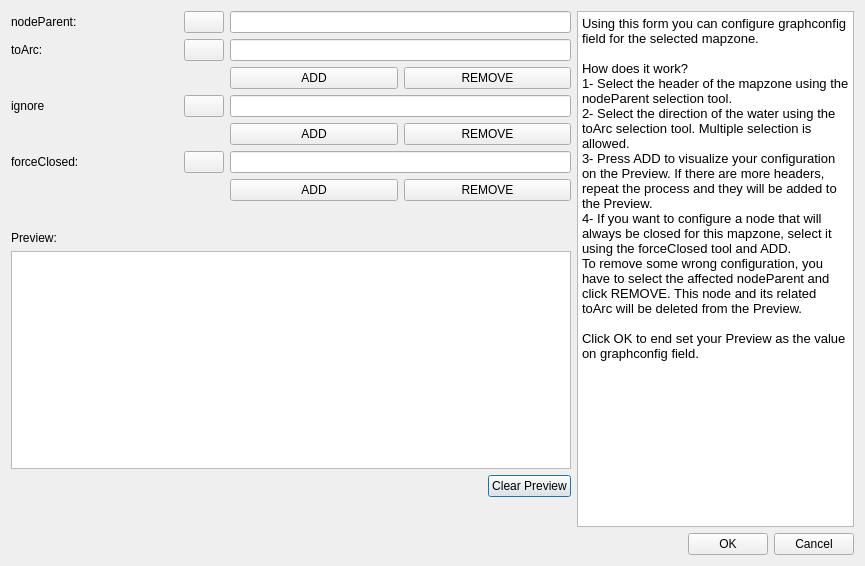
Giswater/giswater_qgis_plugin, file core/ui/toolbars/utilities/mapzone_config.ui: the form before one commit.
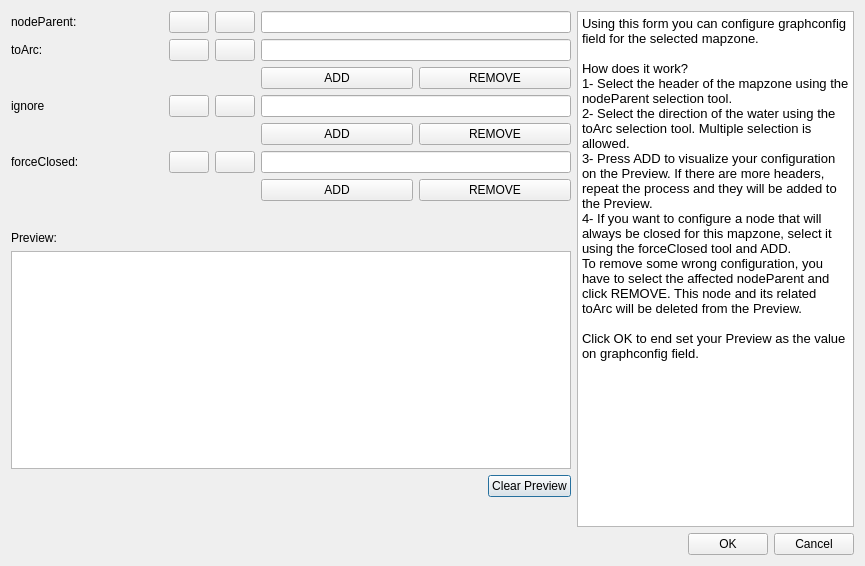
The form after the commit.

Commit message: feat(mapzones config): add button to select by expression

Patch:
```diff
--- a/core/ui/toolbars/utilities/mapzone_config.ui
+++ b/core/ui/toolbars/utilities/mapzone_config.ui
@@ -135,64 +135,24 @@
        </property>
       </widget>
      </item>
-     <item row="0" column="2" colspan="2">
-      <widget class="QLineEdit" name="txt_nodeParent">
-       <property name="readOnly">
-        <bool>false</bool>
-       </property>
-      </widget>
-     </item>
-     <item row="1" column="2" colspan="2">
-      <widget class="QLineEdit" name="txt_toArc">
-       <property name="readOnly">
-        <bool>true</bool>
-       </property>
-      </widget>
-     </item>
-     <item row="2" column="3">
-      <widget class="QPushButton" name="btn_remove_nodeParent">
-       <property name="text">
-        <string>REMOVE</string>
-       </property>
-      </widget>
-     </item>
-     <item row="2" column="2">
-      <widget class="QPushButton" name="btn_add_nodeParent">
+     <item row="6" column="3">
+      <widget class="QPushButton" name="btn_add_forceClosed">
        <property name="text">
         <string>ADD</string>
        </property>
       </widget>
      </item>
-     <item row="0" column="1">
-      <widget class="QPushButton" name="btn_snapping_nodeParent">
-       <property name="sizePolicy">
-        <sizepolicy hsizetype="Fixed" vsizetype="Fixed">
-         <horstretch>0</horstretch>
-         <verstretch>0</verstretch>
-        </sizepolicy>
-       </property>
+     <item row="6" column="4">
+      <widget class="QPushButton" name="btn_remove_forceClosed">
        <property name="text">
-        <string/>
+        <string>REMOVE</string>
        </property>
       </widget>
      </item>
-     <item row="1" column="1">
-      <widget class="QPushButton" name="btn_snapping_toArc">
-       <property name="sizePolicy">
-        <sizepolicy hsizetype="Fixed" vsizetype="Fixed">
-         <horstretch>0</horstretch>
-         <verstretch>0</verstretch>
-        </sizepolicy>
-       </property>
+     <item row="4" column="4">
+      <widget class="QPushButton" name="btn_remove_ignore">
        <property name="text">
-        <string/>
-       </property>
-      </widget>
-     </item>
-     <item row="3" column="0">
-      <widget class="QLabel" name="lbl_ignore">
-       <property name="text">
-        <string>ignore</string>
+        <string>REMOVE</string>
        </property>
       </widget>
      </item>
@@ -223,44 +183,136 @@
        </property>
       </widget>
      </item>
-     <item row="3" column="2" colspan="2">
+     <item row="3" column="3" colspan="2">
       <widget class="QLineEdit" name="txt_ignore"/>
      </item>
-     <item row="5" column="2" colspan="2">
-      <widget class="QLineEdit" name="txt_forceClosed">
-       <property name="readOnly">
-        <bool>true</bool>
-       </property>
-      </widget>
-     </item>
-     <item row="4" column="2">
-      <widget class="QPushButton" name="btn_add_ignore">
-       <property name="text">
-        <string>ADD</string>
-       </property>
-      </widget>
-     </item>
-     <item row="6" column="2">
-      <widget class="QPushButton" name="btn_add_forceClosed">
-       <property name="text">
-        <string>ADD</string>
-       </property>
-      </widget>
-     </item>
      <item row="4" column="3">
-      <widget class="QPushButton" name="btn_remove_ignore">
+      <widget class="QPushButton" name="btn_add_ignore">
        <property name="text">
-        <string>REMOVE</string>
+        <string>ADD</string>
        </property>
       </widget>
      </item>
-     <item row="6" column="3">
-      <widget class="QPushButton" name="btn_remove_forceClosed">
+     <item row="5" column="3" colspan="2">
+      <widget class="QLineEdit" name="txt_forceClosed">
+       <property name="readOnly">
+        <bool>true</bool>
+       </property>
+      </widget>
+     </item>
+     <item row="2" column="4">
+      <widget class="QPushButton" name="btn_remove_nodeParent">
        <property name="text">
         <string>REMOVE</string>
        </property>
       </widget>
      </item>
+     <item row="0" column="1">
+      <widget class="QPushButton" name="btn_snapping_nodeParent">
+       <property name="sizePolicy">
+        <sizepolicy hsizetype="Fixed" vsizetype="Fixed">
+         <horstretch>0</horstretch>
+         <verstretch>0</verstretch>
+        </sizepolicy>
+       </property>
+       <property name="text">
+        <string/>
+       </property>
+      </widget>
+     </item>
+     <item row="3" column="0">
+      <widget class="QLabel" name="lbl_ignore">
+       <property name="text">
+        <string>ignore</string>
+       </property>
+      </widget>
+     </item>
+     <item row="1" column="1">
+      <widget class="QPushButton" name="btn_snapping_toArc">
+       <property name="sizePolicy">
+        <sizepolicy hsizetype="Fixed" vsizetype="Fixed">
+         <horstretch>0</horstretch>
+         <verstretch>0</verstretch>
+        </sizepolicy>
+       </property>
+       <property name="text">
+        <string/>
+       </property>
+      </widget>
+     </item>
+     <item row="2" column="3">
+      <widget class="QPushButton" name="btn_add_nodeParent">
+       <property name="text">
+        <string>ADD</string>
+       </property>
+      </widget>
+     </item>
+     <item row="0" column="3" colspan="2">
+      <widget class="QLineEdit" name="txt_nodeParent">
+       <property name="readOnly">
+        <bool>false</bool>
+       </property>
+      </widget>
+     </item>
+     <item row="1" column="3" colspan="2">
+      <widget class="QLineEdit" name="txt_toArc">
+       <property name="readOnly">
+        <bool>true</bool>
+       </property>
+      </widget>
+     </item>
+     <item row="0" column="2">
+      <widget class="QPushButton" name="btn_expr_nodeParent">
+       <property name="sizePolicy">
+        <sizepolicy hsizetype="Fixed" vsizetype="Fixed">
+         <horstretch>0</horstretch>
+         <verstretch>0</verstretch>
+        </sizepolicy>
+       </property>
+       <property name="text">
+        <string/>
+       </property>
+      </widget>
+     </item>
+     <item row="1" column="2">
+      <widget class="QPushButton" name="btn_expr_toArc">
+       <property name="sizePolicy">
+        <sizepolicy hsizetype="Fixed" vsizetype="Fixed">
+         <horstretch>0</horstretch>
+         <verstretch>0</verstretch>
+        </sizepolicy>
+       </property>
+       <property name="text">
+        <string/>
+       </property>
+      </widget>
+     </item>
+     <item row="3" column="2">
+      <widget class="QPushButton" name="btn_expr_ignore">
+       <property name="sizePolicy">
+        <sizepolicy hsizetype="Fixed" vsizetype="Fixed">
+         <horstretch>0</horstretch>
+         <verstretch>0</verstretch>
+        </sizepolicy>
+       </property>
+       <property name="text">
+        <string/>
+       </property>
+      </widget>
+     </item>
+     <item row="5" column="2">
+      <widget class="QPushButton" name="btn_expr_forceClosed">
+       <property name="sizePolicy">
+        <sizepolicy hsizetype="Fixed" vsizetype="Fixed">
+         <horstretch>0</horstretch>
+         <verstretch>0</verstretch>
+        </sizepolicy>
+       </property>
+       <property name="text">
+        <string/>
+       </property>
+      </widget>
+     </item>
     </layout>
    </item>
   </layout>
```
The commit also changes 2 other files.
